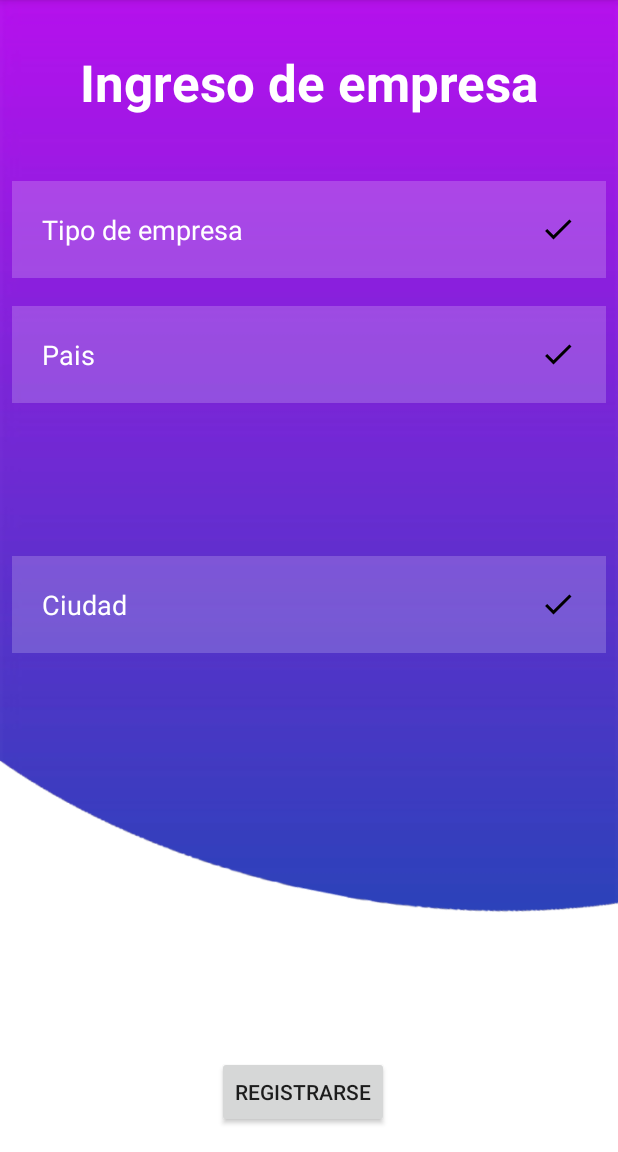
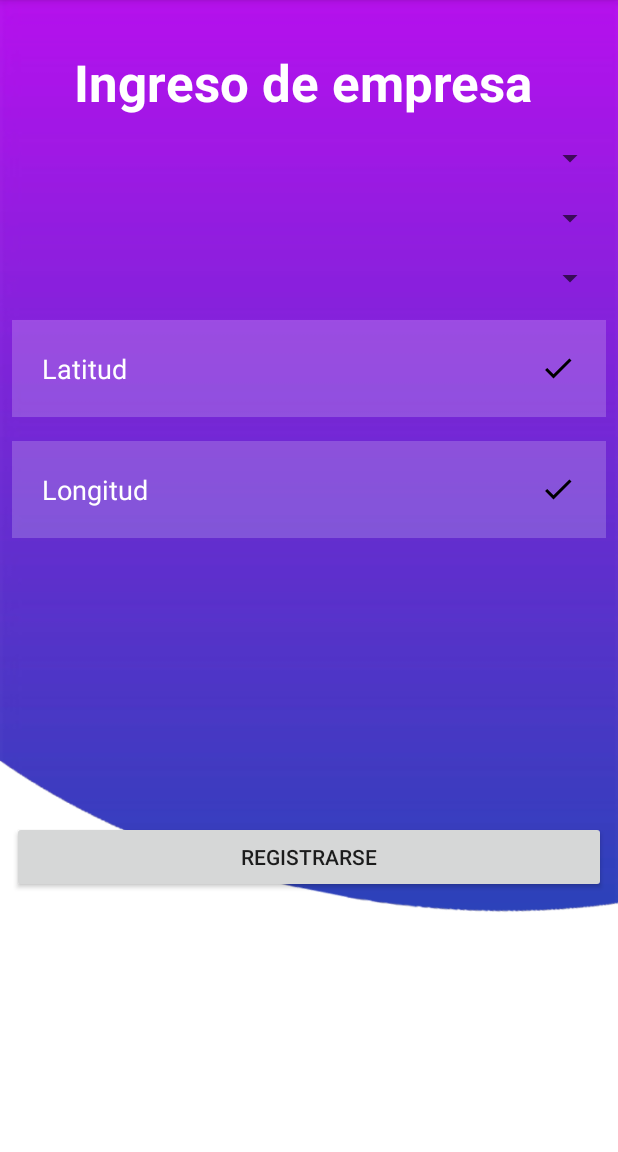
Before and after one commit to DevTADS/EasyTravelApp, an Android app: the ActivityLoginEmpresa screen opened directly, with no data from a screen before it, on a phone screen of 412 x 824 dp, the part 84-1236 px from its top. Run offline under Robolectric (Android 15) with nearby library versions, the light colour scheme and no system bars.

Commit message:
gualberto actulizacion 17-031

```diff
--- a/app/src/main/res/layout/activity_home_empresa.xml
+++ b/app/src/main/res/layout/activity_home_empresa.xml
@@ -5,17 +5,14 @@
     android:layout_width="match_parent"
     android:layout_height="match_parent"
     android:background="@drawable/background"
-    tools:context=".Actividades.MainActivity">
-
+    tools:context=".Actividades.ActivityHomeEmpresa">
 
     <TextView
         android:id="@+id/textView"
         android:layout_width="wrap_content"
         android:layout_height="wrap_content"
-        android:layout_marginStart="8dp"
         android:layout_marginTop="32dp"
         android:layout_marginEnd="8dp"
-        android:layout_marginBottom="200dp"
         android:text="Ingreso de empresa"
         android:textColor="#FFFFFF"
         android:textSize="34sp"
@@ -24,75 +21,86 @@
         app:layout_constraintStart_toStartOf="parent"
         app:layout_constraintTop_toTopOf="parent" />
 
-    <EditText
-        android:id="@+id/Tipo_empresa"
+    <Spinner
+        android:id="@+id/spinnerTipoEmpresa"
         android:layout_width="0dp"
         android:layout_height="wrap_content"
         android:layout_marginStart="8dp"
-        android:layout_marginTop="24dp"
+        android:layout_marginTop="16dp"
+        android:layout_marginEnd="8dp"
+        app:layout_constraintEnd_toEndOf="parent"
+        app:layout_constraintStart_toStartOf="parent"
+        app:layout_constraintTop_toBottomOf="@id/textView" />
+
+    <Spinner
+        android:id="@+id/spinnerPais"
+        android:layout_width="0dp"
+        android:layout_height="wrap_content"
+        android:layout_marginStart="8dp"
+        android:layout_marginTop="16dp"
+        android:layout_marginEnd="8dp"
+        app:layout_constraintEnd_toEndOf="parent"
+        app:layout_constraintStart_toStartOf="parent"
+        app:layout_constraintTop_toBottomOf="@id/spinnerTipoEmpresa" />
+
+    <Spinner
+        android:id="@+id/spinnerCiudad"
+        android:layout_width="0dp"
+        android:layout_height="wrap_content"
+        android:layout_marginStart="8dp"
+        android:layout_marginTop="16dp"
+        android:layout_marginEnd="8dp"
+        app:layout_constraintEnd_toEndOf="parent"
+        app:layout_constraintStart_toStartOf="parent"
+        app:layout_constraintTop_toBottomOf="@id/spinnerPais" />
+
+    <EditText
+        android:id="@+id/Latirud"
+        android:layout_width="0dp"
+        android:layout_height="wrap_content"
+        android:layout_marginStart="8dp"
+        android:layout_marginTop="16dp"
         android:layout_marginEnd="8dp"
         android:background="#30ffffff"
         android:drawableRight="@drawable/done_icon"
         android:drawablePadding="20dp"
-        android:hint="Tipo de empresa"
+        android:hint="Latitud"
         android:padding="20dp"
         android:textColor="@color/white"
         android:textColorHint="@color/white"
-        app:layout_constraintBottom_toTopOf="@+id/Pais"
         app:layout_constraintEnd_toEndOf="parent"
         app:layout_constraintStart_toStartOf="parent"
-        app:layout_constraintTop_toBottomOf="@+id/textView" />
+        app:layout_constraintTop_toBottomOf="@id/spinnerCiudad" />
 
     <EditText
-        android:id="@+id/Pais"
+        android:id="@+id/Longitud"
         android:layout_width="0dp"
         android:layout_height="wrap_content"
         android:layout_marginStart="8dp"
-        android:layout_marginTop="24dp"
+        android:layout_marginTop="16dp"
         android:layout_marginEnd="8dp"
         android:background="#30ffffff"
         android:drawableRight="@drawable/done_icon"
         android:drawablePadding="20dp"
-        android:hint="Pais"
+        android:hint="Longitud"
         android:padding="20dp"
         android:textColor="@color/white"
         android:textColorHint="@color/white"
-        app:layout_constraintBottom_toTopOf="@+id/Ciudad"
         app:layout_constraintEnd_toEndOf="parent"
         app:layout_constraintStart_toStartOf="parent"
-        app:layout_constraintTop_toBottomOf="@+id/textView" />
+        app:layout_constraintTop_toBottomOf="@id/Latirud" />
 
-    <EditText
-        android:id="@+id/Ciudad"
+    <Button
+        android:id="@+id/btn_registrarse"
         android:layout_width="0dp"
         android:layout_height="wrap_content"
         android:layout_marginStart="8dp"
-        android:layout_marginTop="24dp"
+        android:layout_marginTop="16dp"
         android:layout_marginEnd="8dp"
-        android:background="#30ffffff"
-        android:drawableRight="@drawable/done_icon"
-        android:drawablePadding="20dp"
-        android:hint="Ciudad"
-        android:padding="20dp"
-        android:textColor="@color/white"
-        android:textColorHint="@color/white"
-        app:layout_constraintBottom_toTopOf="@+id/btn_registrarse"
-        app:layout_constraintEnd_toEndOf="parent"
-        app:layout_constraintStart_toStartOf="parent"
-        app:layout_constraintTop_toBottomOf="@+id/textView" />
-
-
-
-    <Button
-        android:id="@+id/btn_registrarse"
-        android:layout_width="wrap_content"
-        android:layout_height="wrap_content"
-        android:layout_marginEnd="8dp"
-        android:layout_marginBottom="16dp"
         android:text="Registrarse"
         app:layout_constraintBottom_toBottomOf="parent"
         app:layout_constraintEnd_toEndOf="parent"
         app:layout_constraintStart_toStartOf="parent"
-        />
+        app:layout_constraintTop_toBottomOf="@id/Longitud" />
 
 </androidx.constraintlayout.widget.ConstraintLayout>
```
Also changed, not shown: app/src/main/java/com/example/easytravel/Actividades/ActivityHomeEmpresa.java (+41 -25 lines), app/src/main/res/values/strings.xml (+15 -0 lines).
